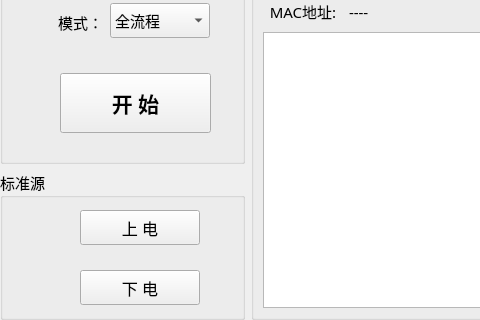
Above: PDU-MonitorDebug/home/home_workwid.ui from ChinaClever/PDU-MonitorDebug before the change; both pictures show x 0 to 480 and y 127 to 447 of the 1002 by 447 pixel window. Below: the same form after it.
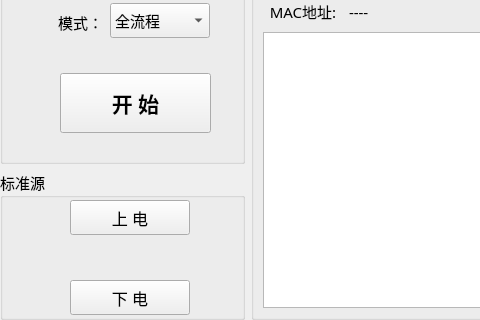
That is the form after the change.

Commit message: 字节IP段码屏校准增加延时

The edit to the form file:
```diff
--- a/PDU-MonitorDebug/home/home_workwid.ui
+++ b/PDU-MonitorDebug/home/home_workwid.ui
@@ -666,8 +666,8 @@
      <widget class="QPushButton" name="upBtn">
       <property name="geometry">
        <rect>
-        <x>80</x>
-        <y>40</y>
+        <x>70</x>
+        <y>30</y>
         <width>120</width>
         <height>35</height>
        </rect>
@@ -685,8 +685,8 @@
      <widget class="QPushButton" name="downBtn">
       <property name="geometry">
        <rect>
-        <x>80</x>
-        <y>100</y>
+        <x>70</x>
+        <y>110</y>
         <width>120</width>
         <height>35</height>
        </rect>
```
Left out of the diff: 532 changed lines with no effect on the pictures. The commit also changes 1 other file.
